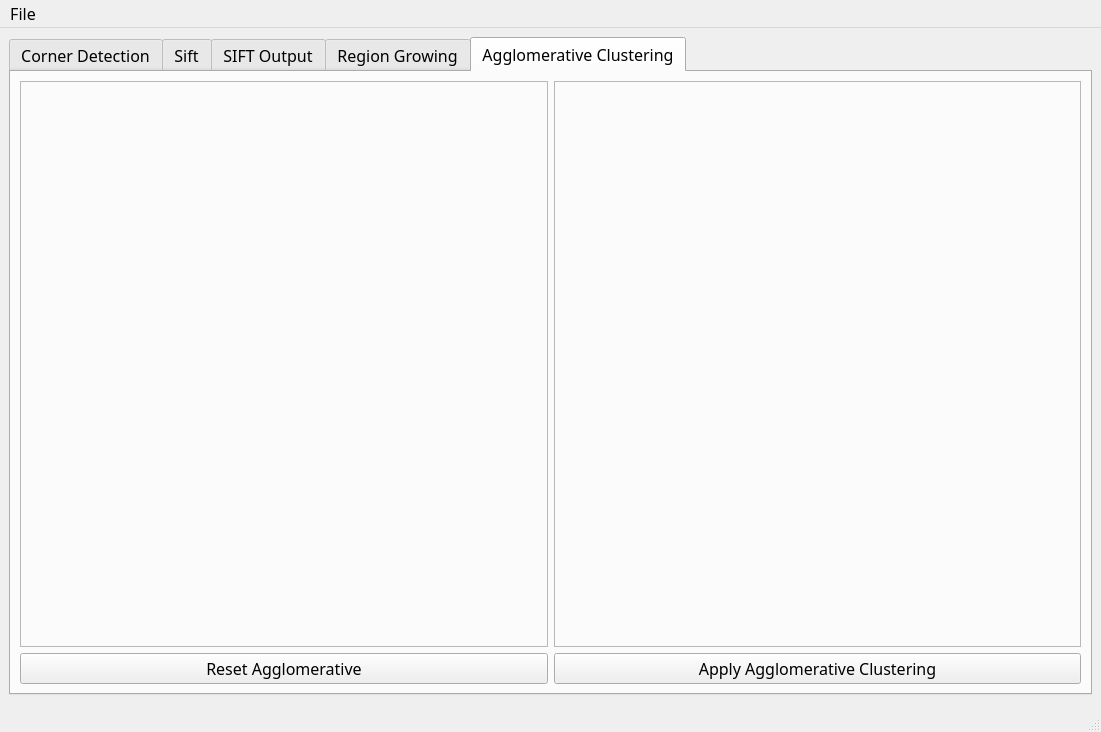
Before: the Qt Designer form APP-GUI/task3_ui.ui in Computer-Vision-Spring-2024/exVision-FeatureCraft, drawn with Qt 5.
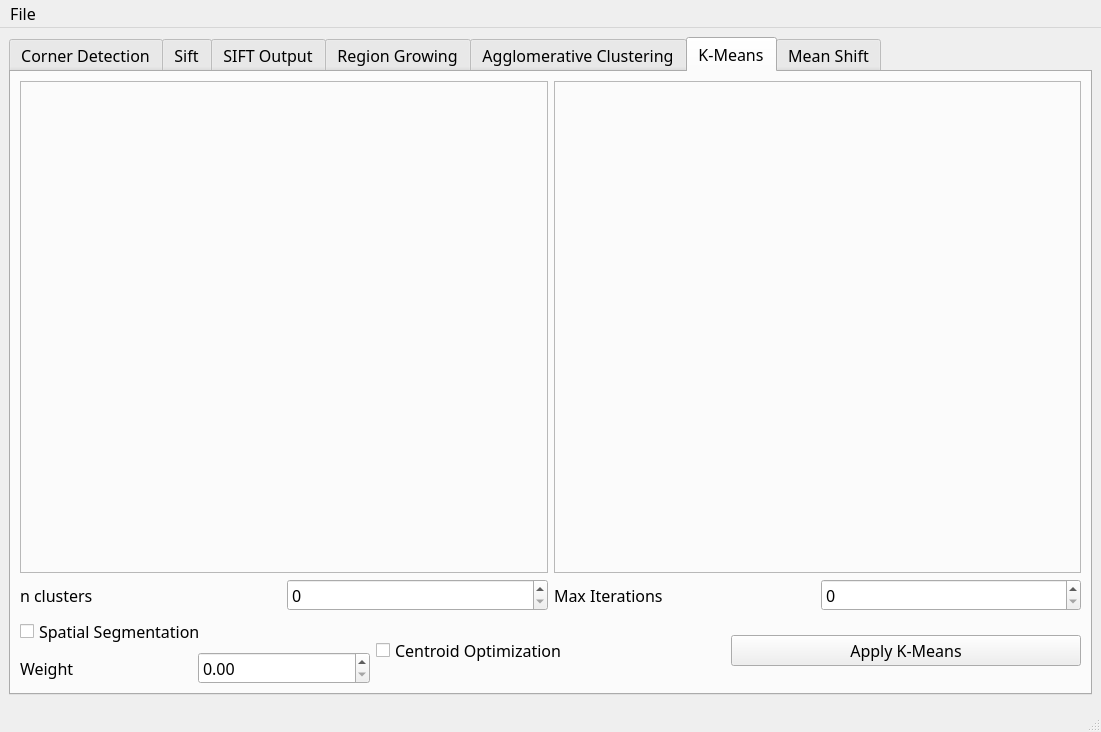
After: the same form once the commit is applied.

Commit message: Added LUV mapping, K-means, and mean shift to the app GUI

```diff
--- a/APP-GUI/task3_ui.ui
+++ b/APP-GUI/task3_ui.ui
@@ -24,7 +24,7 @@
     <item>
      <widget class="QTabWidget" name="tabWidget">
       <property name="currentIndex">
-       <number>4</number>
+       <number>5</number>
       </property>
       <widget class="QWidget" name="tab_2">
        <attribute name="title">
@@ -437,6 +437,213 @@
         </item>
        </layout>
       </widget>
+      <widget class="QWidget" name="tab_6">
+       <attribute name="title">
+        <string>K-Means</string>
+       </attribute>
+       <layout class="QVBoxLayout" name="verticalLayout_8">
+        <item>
+         <layout class="QHBoxLayout" name="horizontalLayout_17">
+          <item>
+           <widget class="QFrame" name="k_means_input">
+            <property name="frameShape">
+             <enum>QFrame::StyledPanel</enum>
+            </property>
+            <property name="frameShadow">
+             <enum>QFrame::Raised</enum>
+            </property>
+           </widget>
+          </item>
+          <item>
+           <widget class="QFrame" name="k_means_output">
+            <property name="frameShape">
+             <enum>QFrame::StyledPanel</enum>
+            </property>
+            <property name="frameShadow">
+             <enum>QFrame::Raised</enum>
+            </property>
+           </widget>
+          </item>
+         </layout>
+        </item>
+        <item>
+         <layout class="QHBoxLayout" name="horizontalLayout_23">
+          <item>
+           <layout class="QHBoxLayout" name="horizontalLayout_20">
+            <item>
+             <widget class="QLabel" name="n_clusters_label">
+              <property name="text">
+               <string>n clusters</string>
+              </property>
+             </widget>
+            </item>
+            <item>
+             <widget class="QSpinBox" name="n_clusters_spinBox"/>
+            </item>
+           </layout>
+          </item>
+          <item>
+           <layout class="QHBoxLayout" name="horizontalLayout_21">
+            <item>
+             <widget class="QLabel" name="k_means_max_iterations_label">
+              <property name="text">
+               <string>Max Iterations</string>
+              </property>
+             </widget>
+            </item>
+            <item>
+             <widget class="QSpinBox" name="k_means_max_iteratation_spinBox"/>
+            </item>
+           </layout>
+          </item>
+         </layout>
+        </item>
+        <item>
+         <layout class="QHBoxLayout" name="horizontalLayout_24">
+          <item>
+           <layout class="QVBoxLayout" name="verticalLayout_7">
+            <item>
+             <widget class="QCheckBox" name="spatial_segmentation">
+              <property name="text">
+               <string>Spatial Segmentation</string>
+              </property>
+             </widget>
+            </item>
+            <item>
+             <layout class="QHBoxLayout" name="horizontalLayout_22">
+              <item>
+               <widget class="QLabel" name="spatial_segmentation_weight_label">
+                <property name="text">
+                 <string>Weight</string>
+                </property>
+               </widget>
+              </item>
+              <item>
+               <widget class="QDoubleSpinBox" name="spatial_segmentation_weight_spinbox"/>
+              </item>
+             </layout>
+            </item>
+           </layout>
+          </item>
+          <item>
+           <widget class="QCheckBox" name="Centroid_Optimization">
+            <property name="text">
+             <string>Centroid Optimization</string>
+            </property>
+           </widget>
+          </item>
+          <item>
+           <widget class="QPushButton" name="apply_k_means">
+            <property name="text">
+             <string>Apply K-Means</string>
+            </property>
+           </widget>
+          </item>
+         </layout>
+        </item>
+       </layout>
+      </widget>
+      <widget class="QWidget" name="tab_7">
+       <attribute name="title">
+        <string>Mean Shift</string>
+       </attribute>
+       <layout class="QVBoxLayout" name="verticalLayout_9">
+        <item>
+         <layout class="QHBoxLayout" name="horizontalLayout_26">
+          <item>
+           <widget class="QFrame" name="mean_shift_input">
+            <property name="frameShape">
+             <enum>QFrame::StyledPanel</enum>
+            </property>
+            <property name="frameShadow">
+             <enum>QFrame::Raised</enum>
+            </property>
+           </widget>
+          </item>
+          <item>
+           <widget class="QFrame" name="mean_shift_output">
+            <property name="frameShape">
+             <enum>QFrame::StyledPanel</enum>
+            </property>
+            <property name="frameShadow">
+             <enum>QFrame::Raised</enum>
+            </property>
+           </widget>
+          </item>
+         </layout>
+        </item>
+        <item>
+         <layout class="QHBoxLayout" name="horizontalLayout_30">
+          <item>
+           <layout class="QHBoxLayout" name="horizontalLayout_28">
+            <item>
+             <widget class="QLabel" name="mean_shift_window_size_label">
+              <property name="text">
+               <string>Window Size</string>
+              </property>
+             </widget>
+            </item>
+            <item>
+             <widget class="QSpinBox" name="mean_shift_window_size_spinbox"/>
+            </item>
+           </layout>
+          </item>
+          <item>
+           <layout class="QHBoxLayout" name="horizontalLayout_29">
+            <item>
+             <widget class="QLabel" name="mean_shift_sigma_label">
+              <property name="text">
+               <string>Sigma</string>
+              </property>
+             </widget>
+            </item>
+            <item>
+             <widget class="QSpinBox" name="mean_shift_sigma_spinbox"/>
+            </item>
+           </layout>
+          </item>
+          <item>
+           <layout class="QHBoxLayout" name="horizontalLayout_27">
+            <item>
+             <widget class="QLabel" name="mean_shift_threshold_label">
+              <property name="text">
+               <string>Convergence Threshold</string>
+              </property>
+             </widget>
+            </item>
+            <item>
+             <widget class="QSpinBox" name="mean_shift_threshold_spinbox"/>
+            </item>
+           </layout>
+          </item>
+         </layout>
+        </item>
+        <item>
+         <layout class="QHBoxLayout" name="horizontalLayout_31">
+          <item>
+           <spacer name="horizontalSpacer_3">
+            <property name="orientation">
+             <enum>Qt::Horizontal</enum>
+            </property>
+            <property name="sizeHint" stdset="0">
+             <size>
+              <width>40</width>
+              <height>20</height>
+             </size>
+            </property>
+           </spacer>
+          </item>
+          <item>
+           <widget class="QPushButton" name="apply_mean_shift">
+            <property name="text">
+             <string>Apply Mean Shift</string>
+            </property>
+           </widget>
+          </item>
+         </layout>
+        </item>
+       </layout>
+      </widget>
      </widget>
     </item>
    </layout>
```
The commit also changes 11 other files.
